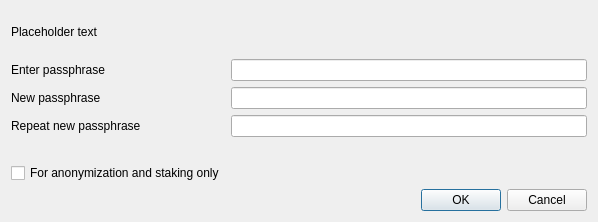
dogecash/dogecash-oldchain, file src/qt/forms/askpassphrasedialog.ui: the form before one commit.
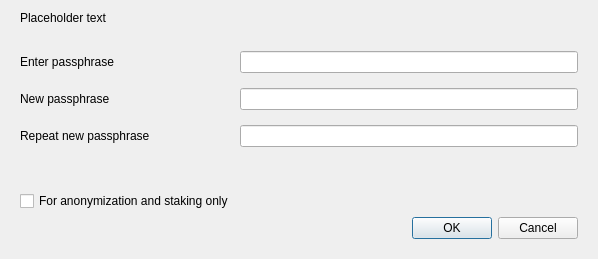
The form after the commit.

Patch:
```diff
--- a/src/qt/forms/askpassphrasedialog.ui
+++ b/src/qt/forms/askpassphrasedialog.ui
@@ -7,7 +7,7 @@
     <x>0</x>
     <y>0</y>
     <width>598</width>
-    <height>222</height>
+    <height>256</height>
    </rect>
   </property>
   <property name="sizePolicy">
@@ -29,6 +29,15 @@
    <property name="sizeConstraint">
     <enum>QLayout::SetMinimumSize</enum>
    </property>
+   <property name="leftMargin">
+    <number>20</number>
+   </property>
+   <property name="rightMargin">
+    <number>20</number>
+   </property>
+   <property name="bottomMargin">
+    <number>20</number>
+   </property>
    <item>
     <widget class="QLabel" name="warningLabel">
      <property name="text">
@@ -50,6 +59,12 @@
      <property name="fieldGrowthPolicy">
       <enum>QFormLayout::AllNonFixedFieldsGrow</enum>
      </property>
+     <property name="verticalSpacing">
+      <number>15</number>
+     </property>
+     <property name="topMargin">
+      <number>20</number>
+     </property>
      <item row="0" column="0">
       <widget class="QLabel" name="passLabel1">
        <property name="text">
```
Left out of the diff: 6 changed lines with no effect on the pictures.
